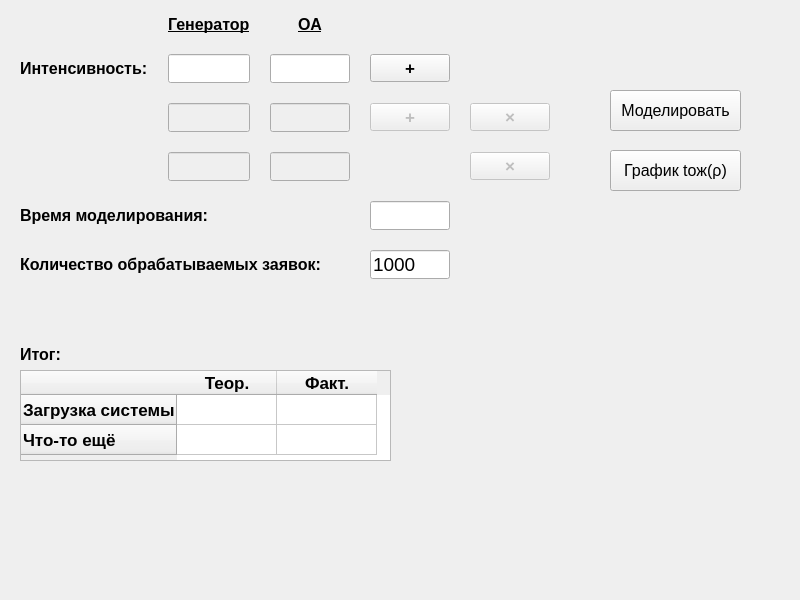
First picture: the form in lab01/mainwindow.ui, repository Bryanskaya/ExperimentPlanning, before the edit.
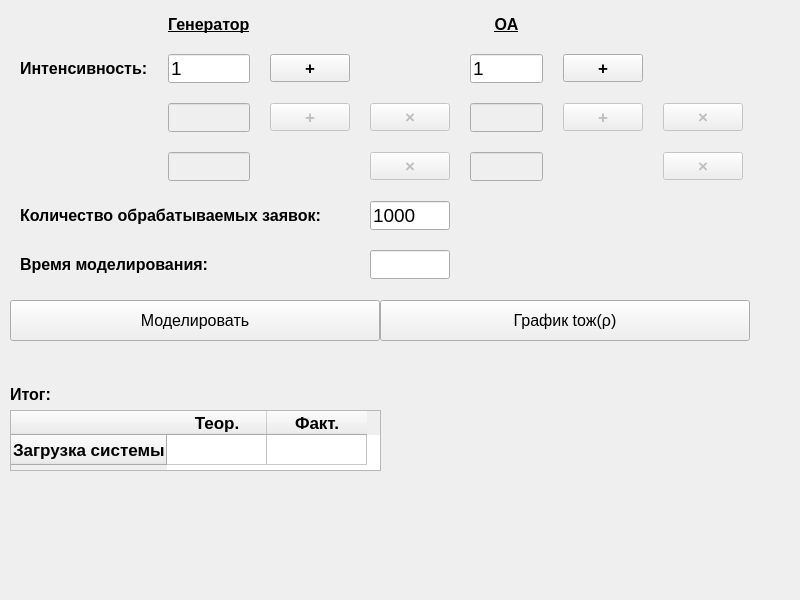
Second picture: the form after the edit.

Patch:
```diff
--- a/lab01/mainwindow.ui
+++ b/lab01/mainwindow.ui
@@ -18,11 +18,11 @@
     <rect>
      <x>10</x>
      <y>10</y>
-     <width>550</width>
+     <width>743</width>
      <height>279</height>
     </rect>
    </property>
-   <layout class="QGridLayout" name="gridLayout" rowstretch="0,0,0,0,0,0" columnstretch="0,0,0,0,0">
+   <layout class="QGridLayout" name="gridLayout" rowstretch="0,0,0,0,0,0" columnstretch="0,0,0,0,0,0,0">
     <property name="leftMargin">
      <number>10</number>
     </property>
@@ -38,25 +38,10 @@
     <property name="spacing">
      <number>20</number>
     </property>
-    <item row="4" column="0" colspan="2">
-     <widget class="QLabel" name="label_4">
-      <property name="font">
-       <font>
-        <pointsize>12</pointsize>
-        <weight>75</weight>
-        <bold>true</bold>
-        <underline>false</underline>
-       </font>
-      </property>
-      <property name="text">
-       <string>Время моделирования:</string>
-      </property>
-     </widget>
-    </item>
-    <item row="2" column="3">
-     <widget class="QPushButton" name="addI3">
+    <item row="1" column="2">
+     <widget class="QPushButton" name="addIG2">
       <property name="enabled">
-       <bool>false</bool>
+       <bool>true</bool>
       </property>
       <property name="font">
        <font>
@@ -76,8 +61,8 @@
       </property>
      </widget>
     </item>
-    <item row="3" column="4">
-     <widget class="QPushButton" name="delI3">
+    <item row="2" column="6">
+     <widget class="QPushButton" name="delIO2">
       <property name="enabled">
        <bool>false</bool>
       </property>
@@ -99,74 +84,6 @@
       </property>
      </widget>
     </item>
-    <item row="5" column="0" colspan="3">
-     <widget class="QLabel" name="label_5">
-      <property name="font">
-       <font>
-        <pointsize>12</pointsize>
-        <weight>75</weight>
-        <bold>true</bold>
-        <underline>false</underline>
-       </font>
-      </property>
-      <property name="text">
-       <string>Количество обрабатываемых заявок:</string>
-      </property>
-     </widget>
-    </item>
-    <item row="2" column="4">
-     <widget class="QPushButton" name="delI2">
-      <property name="enabled">
-       <bool>false</bool>
-      </property>
-      <property name="font">
-       <font>
-        <pointsize>13</pointsize>
-        <weight>75</weight>
-        <bold>true</bold>
-       </font>
-      </property>
-      <property name="text">
-       <string>×</string>
-      </property>
-      <property name="iconSize">
-       <size>
-        <width>16</width>
-        <height>16</height>
-       </size>
-      </property>
-     </widget>
-    </item>
-    <item row="1" column="0">
-     <widget class="QLabel" name="label_3">
-      <property name="font">
-       <font>
-        <pointsize>12</pointsize>
-        <weight>75</weight>
-        <bold>true</bold>
-        <underline>false</underline>
-       </font>
-      </property>
-      <property name="text">
-       <string>Интенсивность:</string>
-      </property>
-     </widget>
-    </item>
-    <item row="0" column="1">
-     <widget class="QLabel" name="label">
-      <property name="font">
-       <font>
-        <pointsize>12</pointsize>
-        <weight>75</weight>
-        <bold>true</bold>
-        <underline>true</underline>
-       </font>
-      </property>
-      <property name="text">
-       <string>Генератор</string>
-      </property>
-     </widget>
-    </item>
     <item row="1" column="1">
      <widget class="QLineEdit" name="IG1">
       <property name="font">
@@ -175,26 +92,80 @@
        </font>
       </property>
       <property name="text">
-       <string/>
+       <string>1</string>
       </property>
      </widget>
     </item>
-    <item row="1" column="2">
-     <widget class="QLineEdit" name="IO1">
+    <item row="1" column="5">
+     <widget class="QPushButton" name="addIO2">
       <property name="enabled">
        <bool>true</bool>
       </property>
       <property name="font">
        <font>
-        <pointsize>14</pointsize>
+        <pointsize>13</pointsize>
+        <weight>75</weight>
+        <bold>true</bold>
        </font>
       </property>
       <property name="text">
-       <string/>
+       <string>+</string>
       </property>
+      <property name="iconSize">
+       <size>
+        <width>16</width>
+        <height>16</height>
+       </size>
+      </property>
      </widget>
     </item>
-    <item row="0" column="2">
+    <item row="3" column="6">
+     <widget class="QPushButton" name="delIO3">
+      <property name="enabled">
+       <bool>false</bool>
+      </property>
+      <property name="font">
+       <font>
+        <pointsize>13</pointsize>
+        <weight>75</weight>
+        <bold>true</bold>
+       </font>
+      </property>
+      <property name="text">
+       <string>×</string>
+      </property>
+      <property name="iconSize">
+       <size>
+        <width>16</width>
+        <height>16</height>
+       </size>
+      </property>
+     </widget>
+    </item>
+    <item row="2" column="2">
+     <widget class="QPushButton" name="addIG3">
+      <property name="enabled">
+       <bool>false</bool>
+      </property>
+      <property name="font">
+       <font>
+        <pointsize>13</pointsize>
+        <weight>75</weight>
+        <bold>true</bold>
+       </font>
+      </property>
+      <property name="text">
+       <string>+</string>
+      </property>
+      <property name="iconSize">
+       <size>
+        <width>16</width>
+        <height>16</height>
+       </size>
+      </property>
+     </widget>
+    </item>
+    <item row="0" column="4">
      <widget class="QLabel" name="label_2">
       <property name="maximumSize">
        <size>
@@ -218,6 +189,36 @@
       </property>
      </widget>
     </item>
+    <item row="3" column="4">
+     <widget class="QLineEdit" name="IO3">
+      <property name="enabled">
+       <bool>false</bool>
+      </property>
+      <property name="font">
+       <font>
+        <pointsize>14</pointsize>
+       </font>
+      </property>
+      <property name="text">
+       <string/>
+      </property>
+     </widget>
+    </item>
+    <item row="1" column="0">
+     <widget class="QLabel" name="label_3">
+      <property name="font">
+       <font>
+        <pointsize>12</pointsize>
+        <weight>75</weight>
+        <bold>true</bold>
+        <underline>false</underline>
+       </font>
+      </property>
+      <property name="text">
+       <string>Интенсивность:</string>
+      </property>
+     </widget>
+    </item>
     <item row="2" column="1">
      <widget class="QLineEdit" name="IG2">
       <property name="enabled">
@@ -233,22 +234,45 @@
       </property>
      </widget>
     </item>
-    <item row="3" column="1">
-     <widget class="QLineEdit" name="IG3">
+    <item row="0" column="1">
+     <widget class="QLabel" name="label">
+      <property name="font">
+       <font>
+        <pointsize>12</pointsize>
+        <weight>75</weight>
+        <bold>true</bold>
+        <underline>true</underline>
+       </font>
+      </property>
+      <property name="text">
+       <string>Генератор</string>
+      </property>
+     </widget>
+    </item>
+    <item row="2" column="5">
+     <widget class="QPushButton" name="addIO3">
       <property name="enabled">
        <bool>false</bool>
       </property>
       <property name="font">
        <font>
-        <pointsize>14</pointsize>
+        <pointsize>13</pointsize>
+        <weight>75</weight>
+        <bold>true</bold>
        </font>
       </property>
       <property name="text">
-       <string/>
+       <string>+</string>
+      </property>
+      <property name="iconSize">
+       <size>
+        <width>16</width>
+        <height>16</height>
+       </size>
       </property>
      </widget>
     </item>
-    <item row="2" column="2">
+    <item row="2" column="4">
      <widget class="QLineEdit" name="IO2">
       <property name="enabled">
        <bool>false</bool>
@@ -263,35 +287,50 @@
       </property>
      </widget>
     </item>
-    <item row="3" column="2">
-     <widget class="QLineEdit" name="IO3">
-      <property name="enabled">
-       <bool>false</bool>
-      </property>
-      <property name="font">
-       <font>
-        <pointsize>14</pointsize>
-       </font>
-      </property>
-      <property name="text">
-       <string/>
-      </property>
-     </widget>
-    </item>
-    <item row="1" column="3">
-     <widget class="QPushButton" name="addI2">
+    <item row="1" column="4">
+     <widget class="QLineEdit" name="IO1">
       <property name="enabled">
        <bool>true</bool>
       </property>
       <property name="font">
        <font>
+        <pointsize>14</pointsize>
+       </font>
+      </property>
+      <property name="text">
+       <string>1</string>
+      </property>
+     </widget>
+    </item>
+    <item row="3" column="1" alignment="Qt::AlignHCenter">
+     <widget class="QLineEdit" name="IG3">
+      <property name="enabled">
+       <bool>false</bool>
+      </property>
+      <property name="font">
+       <font>
+        <pointsize>14</pointsize>
+       </font>
+      </property>
+      <property name="text">
+       <string/>
+      </property>
+     </widget>
+    </item>
+    <item row="2" column="3">
+     <widget class="QPushButton" name="delIG2">
+      <property name="enabled">
+       <bool>false</bool>
+      </property>
+      <property name="font">
+       <font>
         <pointsize>13</pointsize>
         <weight>75</weight>
         <bold>true</bold>
        </font>
       </property>
       <property name="text">
-       <string>+</string>
+       <string>×</string>
       </property>
       <property name="iconSize">
        <size>
@@ -301,22 +340,60 @@
       </property>
      </widget>
     </item>
+    <item row="3" column="3">
+     <widget class="QPushButton" name="delIG3">
+      <property name="enabled">
+       <bool>false</bool>
+      </property>
+      <property name="font">
+       <font>
+        <pointsize>13</pointsize>
+        <weight>75</weight>
+        <bold>true</bold>
+       </font>
+      </property>
+      <property name="text">
+       <string>×</string>
+      </property>
+      <property name="iconSize">
+       <size>
+        <width>16</width>
+        <height>16</height>
+       </size>
+      </property>
+     </widget>
+    </item>
+    <item row="5" column="0" colspan="3">
+     <widget class="QLabel" name="label_5">
+      <property name="font">
+       <font>
+        <pointsize>12</pointsize>
+        <weight>75</weight>
+        <bold>true</bold>
+        <underline>false</underline>
+       </font>
+      </property>
+      <property name="text">
+       <string>Время моделирования:</string>
+      </property>
+     </widget>
+    </item>
+    <item row="4" column="0" colspan="3">
+     <widget class="QLabel" name="label_4">
+      <property name="font">
+       <font>
+        <pointsize>12</pointsize>
+        <weight>75</weight>
+        <bold>true</bold>
+        <underline>false</underline>
+       </font>
+      </property>
+      <property name="text">
+       <string>Количество обрабатываемых заявок:</string>
+      </property>
+     </widget>
+    </item>
     <item row="4" column="3">
-     <widget class="QLineEdit" name="timeM">
-      <property name="enabled">
-       <bool>true</bool>
-      </property>
-      <property name="font">
-       <font>
-        <pointsize>14</pointsize>
-       </font>
-      </property>
-      <property name="text">
-       <string/>
-      </property>
-     </widget>
-    </item>
-    <item row="5" column="3">
      <widget class="QLineEdit" name="num">
       <property name="enabled">
        <bool>true</bool>
@@ -331,14 +408,29 @@
       </property>
      </widget>
     </item>
+    <item row="5" column="3">
+     <widget class="QLineEdit" name="timeM">
+      <property name="enabled">
+       <bool>true</bool>
+      </property>
+      <property name="font">
+       <font>
+        <pointsize>14</pointsize>
+       </font>
+      </property>
+      <property name="text">
+       <string/>
+      </property>
+     </widget>
+    </item>
    </layout>
   </widget>
   <widget class="QPushButton" name="DoModeling">
    <property name="geometry">
     <rect>
-     <x>610</x>
-     <y>90</y>
-     <width>131</width>
+     <x>10</x>
+     <y>300</y>
+     <width>370</width>
      <height>41</height>
     </rect>
    </property>
@@ -356,9 +448,9 @@
   <widget class="QPushButton" name="DoGraph">
    <property name="geometry">
     <rect>
-     <x>610</x>
-     <y>150</y>
-     <width>131</width>
+     <x>380</x>
+     <y>300</y>
+     <width>370</width>
      <height>41</height>
     </rect>
    </property>
@@ -376,8 +468,8 @@
   <widget class="QLabel" name="label_7">
    <property name="geometry">
     <rect>
-     <x>20</x>
-     <y>340</y>
+     <x>10</x>
+     <y>380</y>
      <width>131</width>
      <height>29</height>
     </rect>
@@ -397,10 +489,10 @@
   <widget class="QTableWidget" name="tableWidget">
    <property name="geometry">
     <rect>
-     <x>20</x>
-     <y>370</y>
+     <x>10</x>
+     <y>410</y>
      <width>371</width>
-     <height>91</height>
+     <height>61</height>
     </rect>
    </property>
    <property name="font">
@@ -423,18 +515,6 @@
      </font>
     </property>
    </row>
-   <row>
-    <property name="text">
-     <string>Что-то ещё</string>
-    </property>
-    <property name="font">
-     <font>
-      <pointsize>13</pointsize>
-      <weight>75</weight>
-      <bold>true</bold>
-     </font>
-    </property>
-   </row>
    <column>
     <property name="text">
      <string>Теор.</string>
```
Left out of the diff: 19 changed lines with no effect on the pictures.
